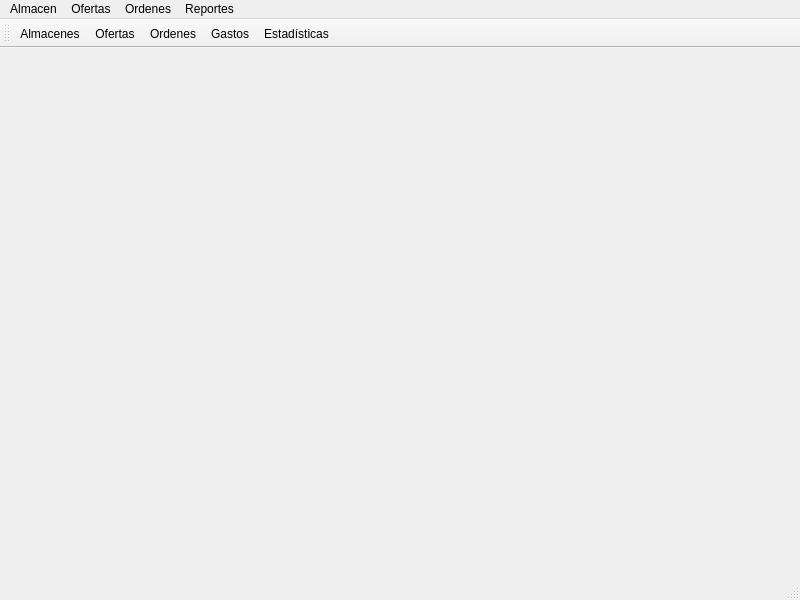
This is RumbaBurger/principal.ui in yordanlp/RumbaBurger as Qt 5 draws it before an edit. The edited form follows.
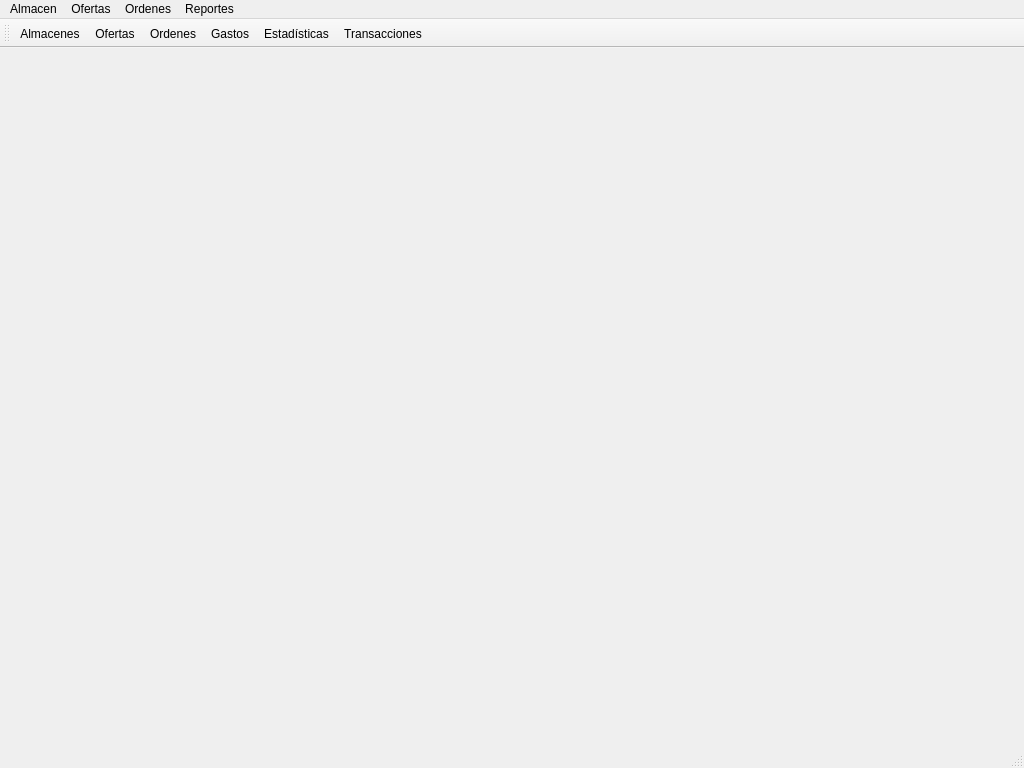
This is the edited form.

Commit message: empezando a programar las transacciones

The edit to the form file:
```diff
--- a/RumbaBurger/principal.ui
+++ b/RumbaBurger/principal.ui
@@ -6,10 +6,16 @@
    <rect>
     <x>0</x>
     <y>0</y>
-    <width>800</width>
-    <height>600</height>
+    <width>1024</width>
+    <height>768</height>
    </rect>
   </property>
+  <property name="minimumSize">
+   <size>
+    <width>1024</width>
+    <height>768</height>
+   </size>
+  </property>
   <property name="windowTitle">
    <string>MainWindow</string>
   </property>
@@ -19,7 +25,7 @@
     <rect>
      <x>0</x>
      <y>0</y>
-     <width>800</width>
+     <width>1024</width>
      <height>26</height>
     </rect>
    </property>
@@ -89,6 +95,7 @@
    <addaction name="actionOrdenes"/>
    <addaction name="actionGastos"/>
    <addaction name="actionEstadisticas"/>
+   <addaction name="actionTransacciones"/>
   </widget>
   <action name="actionPrincipal">
    <property name="text">
@@ -188,6 +195,11 @@
     <string>Gastos</string>
    </property>
   </action>
+  <action name="actionTransacciones">
+   <property name="text">
+    <string>Transacciones</string>
+   </property>
+  </action>
  </widget>
  <resources/>
  <connections/>
```
The commit also changes 48 other files.
